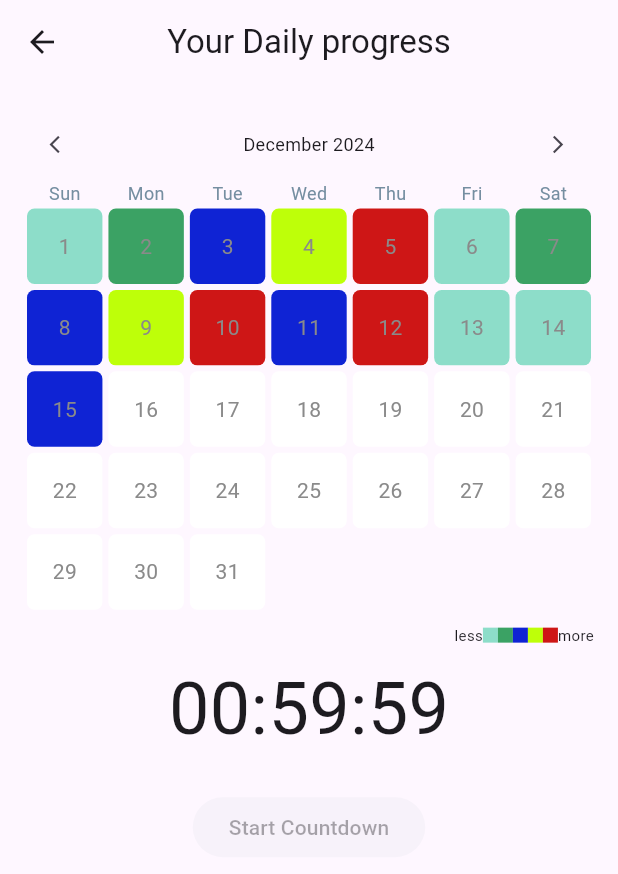
After one commit to Lib1221/flutter-exam, a Flutter app: the HeatmapCalendarPage screen opened directly, after a tap on "Start Countdown", on a phone screen of 412 x 824 dp. The commit adds this screen. Shown: the top 874 px of the screen. Run offline on Flutter 3.47's test engine with Material 3 defaults, Android fonts, the light colour scheme and no system bars; our stand-ins replace animated_text_kit, cloud_firestore, firebase_auth, firebase_core, flutter_heatmap_calendar, flutter_svg; missing offline and left inert: firebase_ui_auth, tbib_splash_screen; accounts and stored records are empty.

Commit message:
progress tracker page added

```diff
--- a/analysis_options.yaml
+++ b/analysis_options.yaml
@@ -11,6 +11,7 @@ analyzer:
   errors:
     must_be_immutable: ignore
     prefer_const_constructors_in_immutables: ignore ignore
+    use_key_in_widget_constructors: ignore
 include: package:flutter_lints/flutter.yaml
 
 linter:
--- a/lib/list_Question/listQ.dart
+++ b/lib/list_Question/listQ.dart
@@ -5,7 +5,7 @@ import 'package:flutter/material.dart';
 class ListQuestions extends StatefulWidget {
   final String collectionPath;
 
-  ListQuestions({required this.collectionPath});
+  const ListQuestions({required this.collectionPath});
 
   @override
   State<ListQuestions> createState() => _ListQuestionsState();
--- a/lib/main_page/screens/quiz_screen.dart
+++ b/lib/main_page/screens/quiz_screen.dart
@@ -10,7 +10,7 @@ class QuizScreen extends StatefulWidget {
   final String year;
   final String unit;
   final String grade;
-  QuizScreen({
+  const QuizScreen({
     required this.collectionPath,
     required this.year,
     required this.unit,
--- /dev/null
+++ b/lib/progress/daily.dart
@@ -0,0 +1,125 @@
+import 'dart:async';
+import 'package:flutter/material.dart';
+import 'package:flutter_heatmap_calendar/flutter_heatmap_calendar.dart';
+
+
+class HeatmapCalendarPage extends StatefulWidget {
+  @override
+  _HeatmapCalendarPageState createState() => _HeatmapCalendarPageState();
+}
+
+class _HeatmapCalendarPageState extends State<HeatmapCalendarPage> {
+  Timer? _timer;
+  int _start = 3600;
+
+  void startTimer() {
+    // Start the timer
+    _timer = Timer.periodic(const Duration(seconds: 1), (timer) {
+      if (_start > 0) {
+        setState(() {
+          _start--;
+        });
+      } else {
+        timer.cancel();
+        showCompletionMessage();
+      }
+    });
+  }
+
+  void showCompletionMessage() {
+    ScaffoldMessenger.of(context).showSnackBar(
+      const SnackBar(
+        content: Text('Time is up!'),
+        duration: Duration(seconds: 3),
+      ),
+    );
+  }
+
+  String formatTime(int seconds) {
+    final minutes = (seconds ~/ 60) % 60;
+    final hours = seconds ~/ 3600;
+    final int second = (seconds%60);
+    return '${hours.toString().padLeft(2, '0')}:${minutes.toString().padLeft(2, '0')}:${second.toString().padLeft(2, '0')}';
+  }
+
+
+@override
+Widget build(BuildContext context) {
+    return Scaffold(
+      appBar: AppBar(
+        title: const Text('Your Daily progress'),
+        centerTitle: true,
+      ),
+      body: Padding(
+        padding: const EdgeInsets.all(16.0),
+        child: Column(
+          children: [
+            SingleChildScrollView(
+                child: HeatMapCalendar(
+                                defaultColor: Colors.white,
+                                colorMode: ColorMode.color,
+                                flexible: true,
+                                datasets: {
+
+                                  DateTime(2024, 12, 1): 1,
+                                  DateTime(2024, 12, 2): 2,
+                                  DateTime(2024, 12, 3): 3,
+                                  DateTime(2024, 12, 4): 4,
+                                  DateTime(2024, 12, 5): 5,
+                                  DateTime(2024, 12, 6): 1,
+                                  DateTime(2024, 12, 7): 2,
+                                  DateTime(2024, 12, 8): 3,
+                                  DateTime(2024, 12, 9): 4,
+                                  DateTime(2024, 12, 10): 5,
+                                  DateTime(2024, 12, 11): 3,
+                                  DateTime(2024, 12, 12): 5,
+                                  DateTime(2024, 12, 13): 1,
+                                  DateTime(2024, 12, 14): 1,
+                                  DateTime(2024, 12, 15): 3,
+                                  DateTime(2024, 12, 5): 5,
+                                },
+                                colorsets: const {
+                                  1: Color.fromARGB(255, 141, 221, 201),
+                                  2:Color.fromARGB(255, 59, 162, 100),
+                                  3: Color.fromARGB(255, 15, 35, 212),
+                                  4: Color.fromARGB(255, 190, 255, 9),
+                                  5:Color.fromARGB(255, 206, 22, 22)
+
+                                },
+                                onClick: (value) {
+                                  ScaffoldMessenger.of(context).showSnackBar(SnackBar(content: Text(value.toString())));
+                                },
+                              )
+                ,
+              ),
+
+            Center(
+                    child: Column(
+                      mainAxisAlignment: MainAxisAlignment.center,
+                      children: [
+            Text(
+              formatTime(_start),
+              style: const TextStyle(fontSize: 48),
+            ),
+            const SizedBox(height: 20),
+            ElevatedButton(
+
+              onPressed:_start == 3600 ? startTimer:null,
+              child: const Text("Start Countdown"),
+            ),
+                      ],
+                    ),
+                  ),
+
+
+          ],
+        ),
+      ),
+    );
+}
+@override
+  void dispose() {
+    _timer?.cancel();
+    super.dispose();
+  }
+}
--- a/pubspec.yaml
+++ b/pubspec.yaml
@@ -41,6 +41,7 @@ dependencies:
   cupertino_icons: ^1.0.8
   firebase_ui_auth: ^1.16.0
   flutter_svg:
+  flutter_heatmap_calendar: ^1.0.5
 dev_dependencies:
   flutter_test:
     sdk: flutter
```
Also changed, not shown: pubspec.lock.
